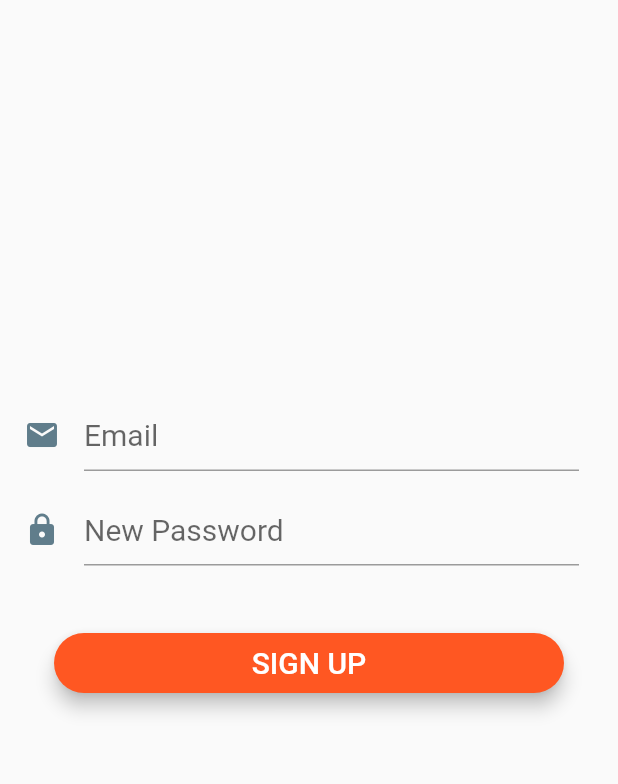
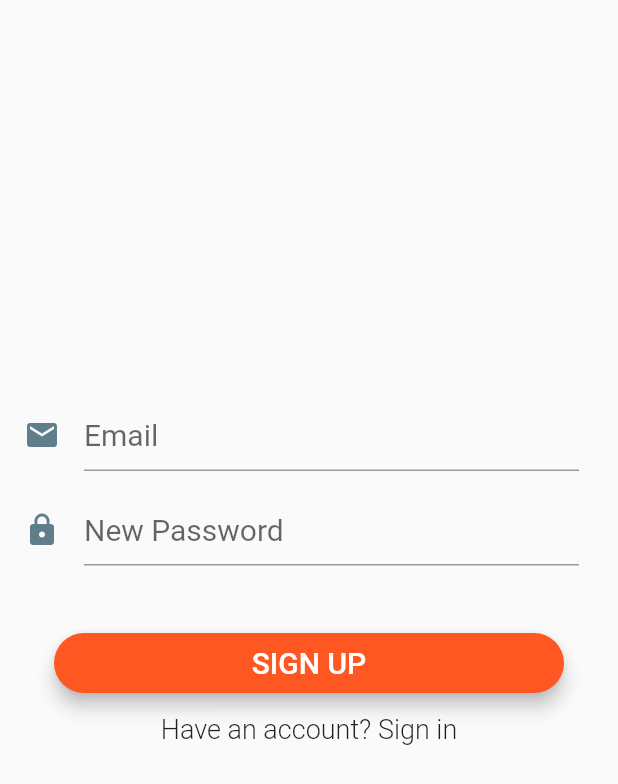
Before and after one commit to NotAxel/Matchup, a Flutter app: the RegistrationPage screen opened directly, on a phone screen of 412 x 824 dp. Shown: the top 784 px of the screen. Run offline on Flutter 3.47's test engine with Material 2 defaults, Android fonts, the phone set to English and light mode, and no system bars; our stand-ins replace cloud_firestore, firebase_auth, firebase_core; accounts and stored records are empty; Roboto replaces fonts that are missing (Montserrat).

Commit message:
can now flip between login and sign up

```diff
--- a/lib/Pages/registrationPage.dart
+++ b/lib/Pages/registrationPage.dart
@@ -1,6 +1,7 @@
 import 'package:flutter/material.dart';
 import 'package:cloud_firestore/cloud_firestore.dart';
 import 'package:flutter/material.dart';
+import 'package:matchup/Pages/loginSignupPage.dart';
 class RegistrationPage extends StatefulWidget {
 
   @override
@@ -107,6 +108,22 @@ class _RegistrationPageState extends State<RegistrationPage> {
         ));
   }
 
+  Widget showLoginButton(){
+        return new FlatButton(
+        child: new Text(
+            'Have an account? Sign in',
+            style: new TextStyle(fontSize: 18.0, fontWeight: FontWeight.w300)),
+        onPressed: (){
+          //where you put AXELS FUNCTIONS
+          //for FIRST PAGE...push is what procs next page
+          Navigator.push(
+            context,
+            MaterialPageRoute(builder: (context) => LogInSignupPage()),
+          );
+        },
+        );
+  }
+
   Widget _showRegistrationForm() {
     return new Container(
         padding: EdgeInsets.all(16.0),
@@ -120,6 +137,7 @@ class _RegistrationPageState extends State<RegistrationPage> {
               showPasswordField(),
               //showMainField(),
               showSignUpButton(),
+              showLoginButton(),
               //showErrorMessage(),
             ],
           ),
```
Also changed, not shown: lib/Pages/loginSignupPage.dart (+1 -9 lines), 1 other file.
